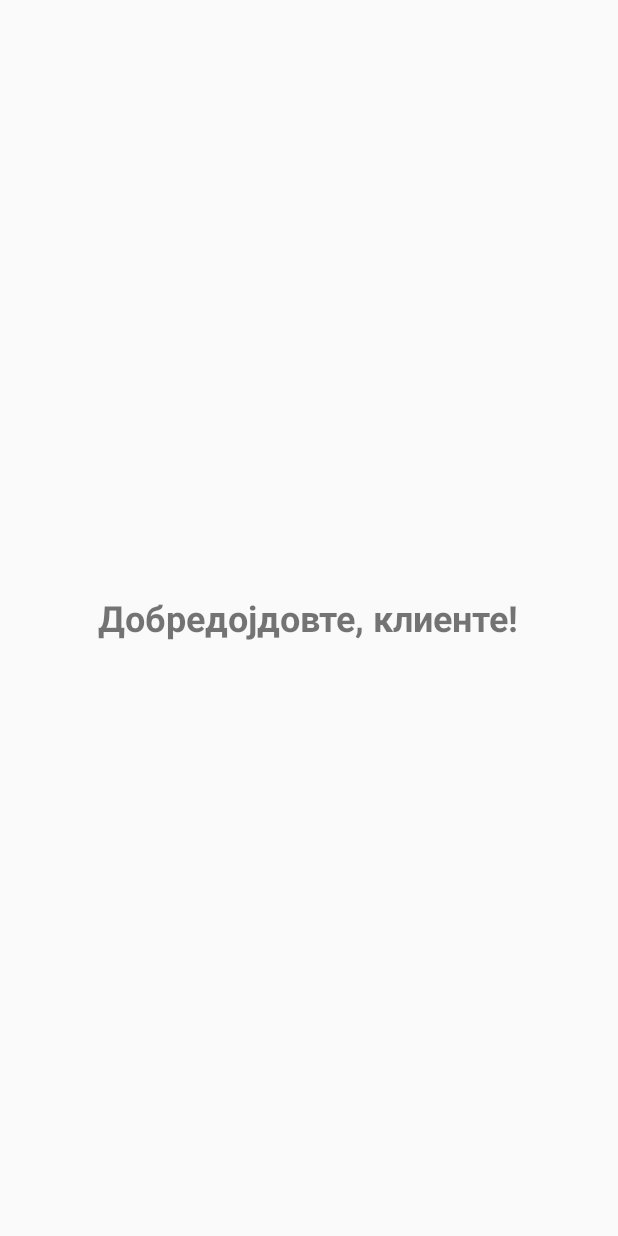
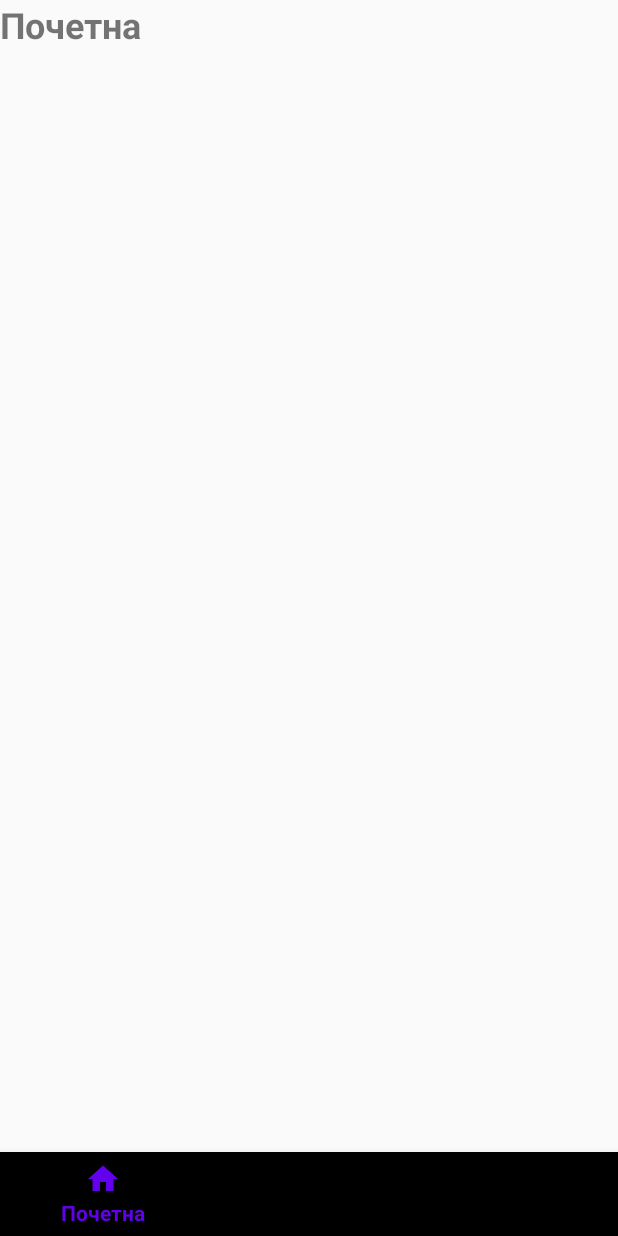
Before and after one commit to ilija2531/CarWashApp, an Android app built with Jetpack Compose: the ClientDashboardActivity screen opened directly, with no data from a screen before it, on a phone screen of 412 x 824 dp. Run offline under Robolectric (Android 15) with nearby library versions, the phone set to English and light mode, and no system bars; our stand-ins replace navigation-ui; 2 statements that could not run were skipped.

Commit message:
Navigation menu and home,book and profile pages

```diff
--- a/CarWashApp/app/build.gradle.kts
+++ b/CarWashApp/app/build.gradle.kts
@@ -59,6 +59,8 @@ dependencies {
     implementation(libs.androidx.ui.tooling.preview)
     implementation(libs.androidx.material3)
     implementation(libs.androidx.appcompat)
+    implementation(libs.androidx.navigation.fragment.ktx)
+    implementation(libs.androidx.navigation.ui.ktx)
     testImplementation(libs.junit)
     androidTestImplementation(libs.androidx.junit)
     androidTestImplementation(libs.androidx.espresso.core)
--- a/CarWashApp/app/src/main/java/com/example/carwashapp/dashboards/ClientDashboardActivity.kt
+++ b/CarWashApp/app/src/main/java/com/example/carwashapp/dashboards/ClientDashboardActivity.kt
@@ -2,11 +2,18 @@ package com.example.carwashapp.dashboards
 
 import android.os.Bundle
 import androidx.appcompat.app.AppCompatActivity
+import androidx.navigation.findNavController
+import androidx.navigation.ui.NavigationUI
 import com.example.carwashapp.R
+import com.google.android.material.bottomnavigation.BottomNavigationView
 
 class ClientDashboardActivity : AppCompatActivity() {
     override fun onCreate(savedInstanceState: Bundle?) {
         super.onCreate(savedInstanceState)
         setContentView(R.layout.activity_client_dashboard)
+
+        val navView = findViewById<BottomNavigationView>(R.id.bottom_nav)
+        val navController = findNavController(R.id.nav_host_fragment)
+        NavigationUI.setupWithNavController(navView, navController)
     }
 }
--- a/CarWashApp/app/src/main/java/com/example/carwashapp/login/LoginActivity.kt
+++ b/CarWashApp/app/src/main/java/com/example/carwashapp/login/LoginActivity.kt
@@ -7,7 +7,7 @@ import androidx.appcompat.app.AppCompatActivity
 import com.example.carwashapp.R
 import com.example.carwashapp.dashboards.ClientDashboardActivity
 import com.google.firebase.auth.FirebaseAuth
-
+import com.example.carwashapp.welcome.WelcomeActivity
 class LoginActivity : AppCompatActivity() {
 
     private lateinit var auth: FirebaseAuth
--- a/CarWashApp/app/src/main/java/com/example/carwashapp/register/RegisterActivity.kt
+++ b/CarWashApp/app/src/main/java/com/example/carwashapp/register/RegisterActivity.kt
@@ -8,6 +8,7 @@ import com.example.carwashapp.R
 import com.example.carwashapp.dashboards.ClientDashboardActivity
 import com.google.firebase.auth.FirebaseAuth
 import com.google.firebase.firestore.FirebaseFirestore
+import com.example.carwashapp.welcome.WelcomeActivity
 
 class RegisterActivity : AppCompatActivity() {
 
--- a/CarWashApp/app/src/main/res/layout/activity_client_dashboard.xml
+++ b/CarWashApp/app/src/main/res/layout/activity_client_dashboard.xml
@@ -1,15 +1,25 @@
 <?xml version="1.0" encoding="utf-8"?>
 <LinearLayout xmlns:android="http://schemas.android.com/apk/res/android"
+    xmlns:app="http://schemas.android.com/apk/res-auto"
+    xmlns:tools="http://schemas.android.com/tools"
     android:orientation="vertical"
     android:layout_width="match_parent"
-    android:layout_height="match_parent"
-    android:gravity="center"
-    android:padding="24dp">
+    android:layout_height="match_parent">
 
-    <TextView
-        android:layout_width="wrap_content"
+    <androidx.fragment.app.FragmentContainerView
+        android:id="@+id/nav_host_fragment"
+        android:name="androidx.navigation.fragment.NavHostFragment"
+        android:layout_width="match_parent"
+        android:layout_height="0dp"
+        android:layout_weight="1"
+        app:navGraph="@navigation/nav_graph"
+        app:defaultNavHost="true" />
+
+    <com.google.android.material.bottomnavigation.BottomNavigationView
+        android:id="@+id/bottom_nav"
+        android:layout_width="match_parent"
         android:layout_height="wrap_content"
-        android:text="Добредојдовте, клиенте!"
-        android:textSize="24sp"
-        android:textStyle="bold" />
+        app:menu="@menu/bottom_nav_menu"
+        tools:ignore="VisualLintBottomNav" />
+
 </LinearLayout>
--- /dev/null
+++ b/CarWashApp/app/src/main/res/navigation/nav_graph.xml
@@ -0,0 +1,21 @@
+<?xml version="1.0" encoding="utf-8"?>
+<navigation xmlns:android="http://schemas.android.com/apk/res/android"
+    xmlns:app="http://schemas.android.com/apk/res-auto"
+    android:id="@+id/nav_graph"
+    app:startDestination="@id/homeFragment">
+
+    <fragment
+        android:id="@+id/homeFragment"
+        android:name="com.example.carwashapp.fragments.HomeFragment"
+        android:label="Почетна" />
+
+    <fragment
+        android:id="@+id/bookFragment"
+        android:name="com.example.carwashapp.fragments.BookFragment"
+        android:label="Закажи" />
+
+    <fragment
+        android:id="@+id/profileFragment"
+        android:name="com.example.carwashapp.fragments.ProfileFragment"
+        android:label="Профил" />
+</navigation>
--- a/CarWashApp/gradle/libs.versions.toml
+++ b/CarWashApp/gradle/libs.versions.toml
@@ -10,6 +10,8 @@ lifecycleRuntimeKtx = "2.8.7"
 activityCompose = "1.10.1"
 composeBom = "2024.09.00"
 appcompat = "1.7.0"
+navigationFragmentKtx = "2.9.0"
+navigationUiKtx = "2.9.0"
 
 [libraries]
 androidx-core-ktx = { group = "androidx.core", name = "core-ktx", version.ref = "coreKtx" }
@@ -29,6 +31,8 @@ androidx-ui-test-manifest = { group = "androidx.compose.ui", name = "ui-test-man
 androidx-ui-test-junit4 = { group = "androidx.compose.ui", name = "ui-test-junit4" }
 androidx-material3 = { group = "androidx.compose.material3", name = "material3" }
 androidx-appcompat = { group = "androidx.appcompat", name = "appcompat", version.ref = "appcompat" }
+androidx-navigation-fragment-ktx = { group = "androidx.navigation", name = "navigation-fragment-ktx", version.ref = "navigationFragmentKtx" }
+androidx-navigation-ui-ktx = { group = "androidx.navigation", name = "navigation-ui-ktx", version.ref = "navigationUiKtx" }
 
 [plugins]
 android-application = { id = "com.android.application", version.ref = "agp" }
```
Also changed, not shown: CarWashApp/app/src/main/AndroidManifest.xml (+11 -5 lines), CarWashApp/app/src/main/java/com/example/carwashapp/fragments/BookingAdapter.kt (added, +36 -0 lines), CarWashApp/app/src/main/java/com/example/carwashapp/fragments/ProfileFragment.kt (+42 -1 lines), CarWashApp/app/src/main/java/com/example/carwashapp/model/Booking.kt (added, +9 -0 lines), CarWashApp/app/src/main/java/com/example/carwashapp/welcome/WelcomeActivity.kt (added, +27 -0 lines), CarWashApp/app/src/main/res/layout/activity_welcome.xml (added, +28 -0 lines), CarWashApp/app/src/main/res/layout/fragment_profile.xml (+34 -1 lines), CarWashApp/app/src/main/res/layout/item_booking.xml (added, +30 -0 lines).
